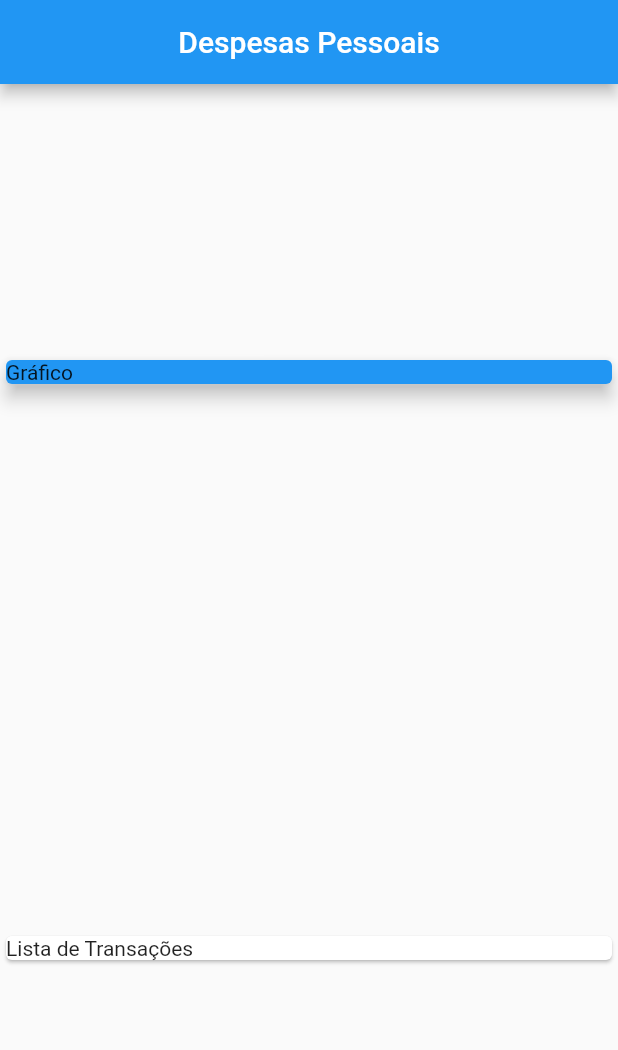
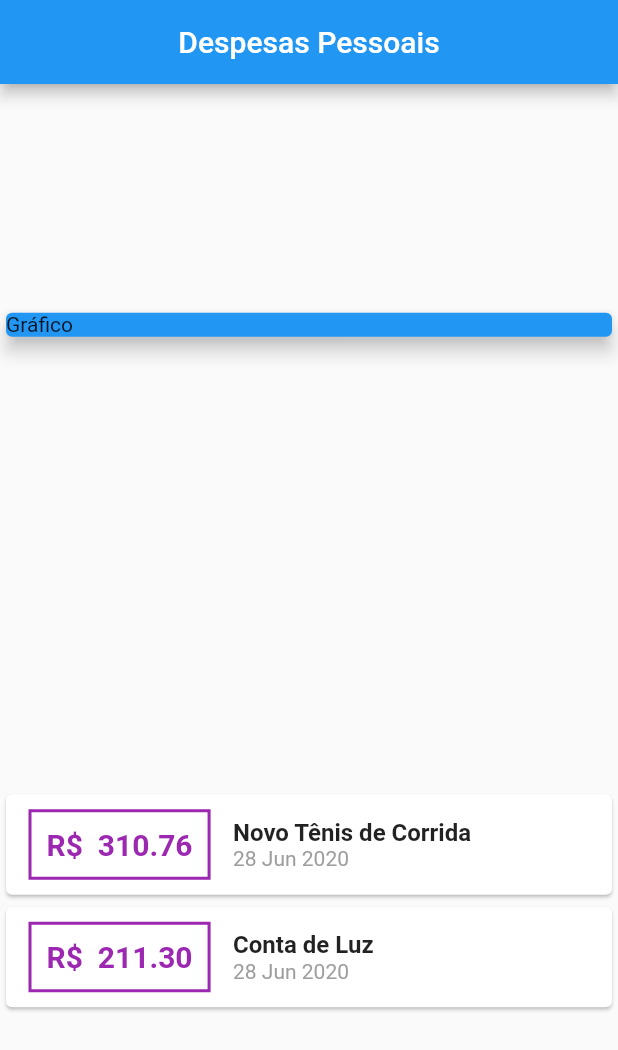
Before and after one commit to divinor07/expenses, a Flutter app: the screen it shows after launch, on a phone screen of 412 x 824 dp. Shown: the top 1050 px of the screen. Run offline on Flutter 3.47's test engine with Material 2 defaults, Android fonts, the phone set to English and light mode, and no system bars.

Commit message:
Transaction listing card formatted

```diff
--- a/lib/main.dart
+++ b/lib/main.dart
@@ -1,4 +1,6 @@
+import 'package:expenses/models/transaction.dart';
 import 'package:flutter/material.dart';
+import 'package:intl/intl.dart';
 
 main() => runApp(ExpensesApp());
 
@@ -13,6 +15,21 @@ class ExpensesApp extends StatelessWidget {
 }
 
 class MyHomePage extends StatelessWidget {
+  final _transactions = [
+    Transaction(
+      id: 't1',
+      title: 'Novo Tênis de Corrida',
+      value: 310.76,
+      date: DateTime.now(),
+    ),
+    Transaction(
+      id: 't2',
+      title: 'Conta de Luz',
+      value: 211.30,
+      date: DateTime.now(),
+    ),
+  ];
+
   @override
   Widget build(BuildContext context) {
     return Scaffold(
@@ -31,10 +48,57 @@ class MyHomePage extends StatelessWidget {
               elevation: 5,
             ),
           ),
-            Card(
-              child: Text('Lista de Transações'),
+          Column(
+            children: _transactions.map((tr) {
+              return Card(
+                child: Row(
+                  children: <Widget>[
+                    Container(
+                      margin: EdgeInsets.symmetric(
+                        horizontal: 15,
+                        vertical: 10,
+                      ),
+                      decoration: BoxDecoration(
+                        border: Border.all(
+                          color: Colors.purple,
+                          width: 2,
+                        ),
+                      ),
+                      padding: EdgeInsets.all(10),
+                      child: Text(
+                        'R\$  ${tr.value.toStringAsFixed(2)}',
+                        style: TextStyle(
+                          fontWeight: FontWeight.bold,
+                          fontSize: 20,
+                          color: Colors.purple,
+                        ),
+                      ),
+                    ),
+                    Column(
+                      crossAxisAlignment: CrossAxisAlignment.start,
+                      children: <Widget>[
+                        Text(
+                          tr.title,
+                          style: TextStyle(
+                            fontWeight: FontWeight.bold,
+                            fontSize: 16,
+                          ),
+                        ),
+                        Text(
+                          DateFormat('d MMM y').format(tr.date),
+                          style: TextStyle(
+                            color: Colors.grey,
+                          ),
                         )
                       ],
-        ));
+                    )
+                  ],
+                ),
+              );
+            }).toList(),
+          )
+        ],
+      ),
+    );
   }
 }
--- a/pubspec.yaml
+++ b/pubspec.yaml
@@ -23,6 +23,7 @@ environment:
 dependencies:
   flutter:
     sdk: flutter
+  intl: ^0.16.1
 
 
   # The following adds the Cupertino Icons font to your application.
```
Also changed, not shown: pubspec.lock. Lines whose indentation alone changed are shown as unchanged.
